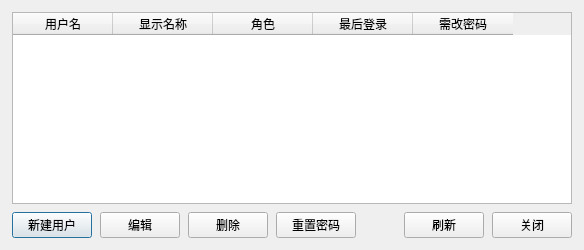
Above: src/ui/dialogs/UserManagerDialog.ui from gong1-1989/ExperimentReportTool before the change. Below: the same form after it.
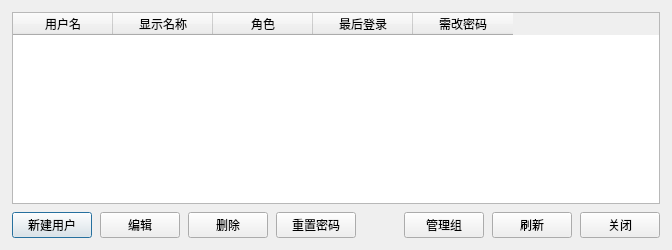
That is the form after the change.

Diff of the .ui file:
```diff
--- a/src/ui/dialogs/UserManagerDialog.ui
+++ b/src/ui/dialogs/UserManagerDialog.ui
@@ -93,6 +93,13 @@
        </property>
       </spacer>
      </item>
+     <item>
+      <widget class="QPushButton" name="btnManageGroup">
+       <property name="text">
+        <string>管理组</string>
+       </property>
+      </widget>
+     </item>
      <item>
       <widget class="QPushButton" name="btnRefresh">
        <property name="text">
```
